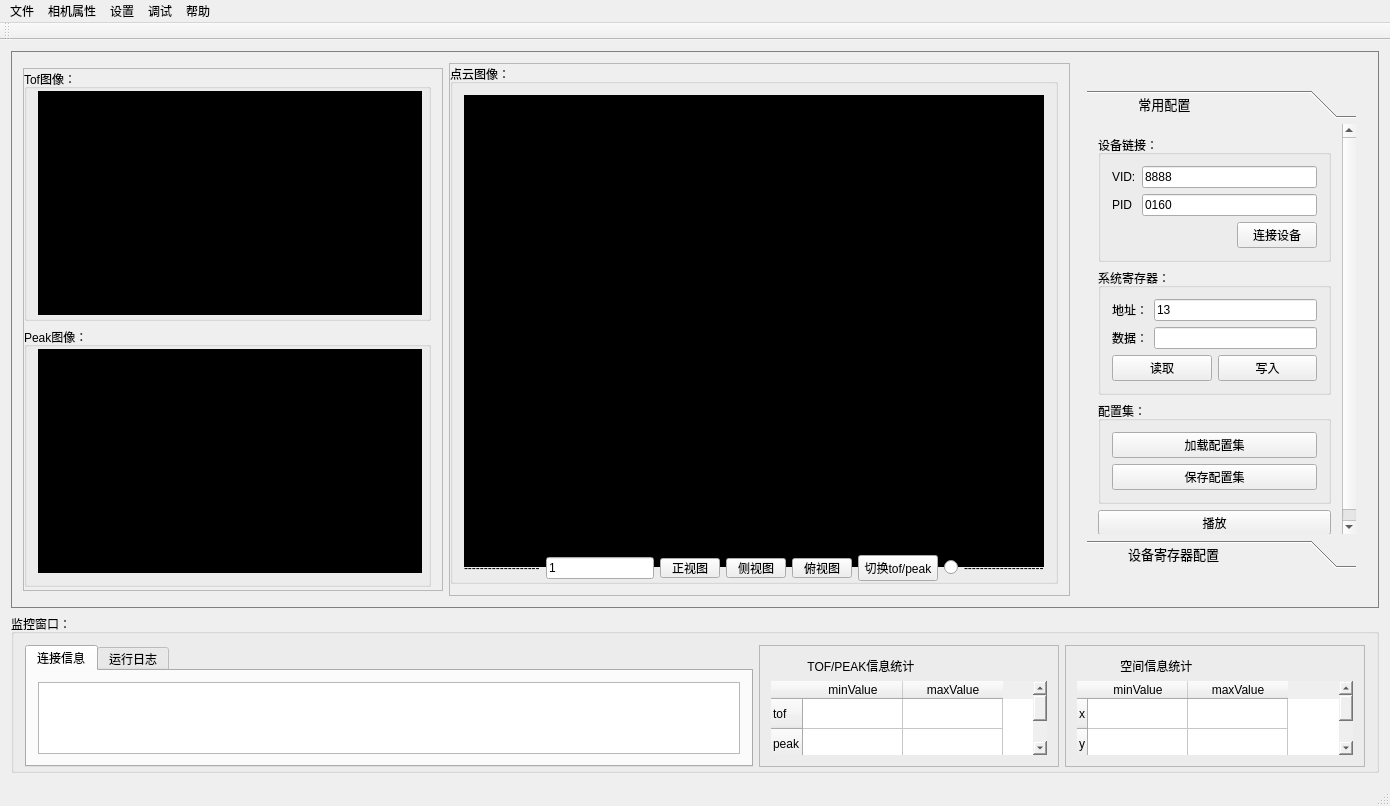
This is mainwindow.ui in heathen557/show3DPointCloud as Qt 5 draws it before an edit. The edited form follows.
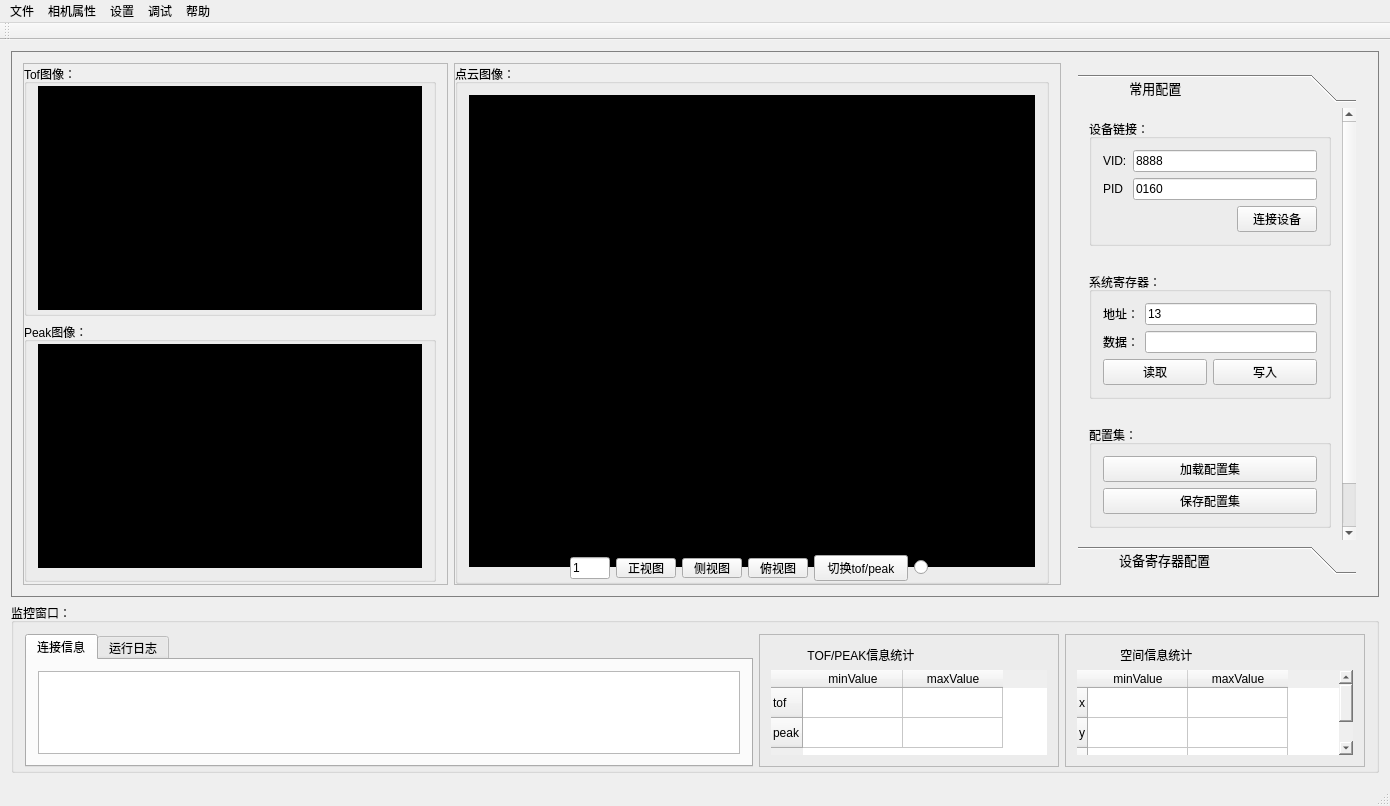
This is the edited form. Icons and pictures are not drawn. Custom widgets are drawn as their Qt base class.

Commit message: 1、修改界面能够自适应最大化版本

Diff of the .ui file:
```diff
--- a/mainwindow.ui
+++ b/mainwindow.ui
@@ -48,10 +48,16 @@
         <layout class="QHBoxLayout" name="horizontalLayout">
          <item>
           <widget class="QFrame" name="frame">
+           <property name="minimumSize">
+            <size>
+             <width>0</width>
+             <height>0</height>
+            </size>
+           </property>
            <property name="maximumSize">
             <size>
-             <width>420</width>
-             <height>523</height>
+             <width>500</width>
+             <height>16777215</height>
             </size>
            </property>
            <property name="styleSheet">
@@ -94,8 +100,8 @@
                    </property>
                    <property name="maximumSize">
                     <size>
-                     <width>384</width>
-                     <height>224</height>
+                     <width>1677512</width>
+                     <height>1677512</height>
                     </size>
                    </property>
                    <property name="styleSheet">
@@ -137,8 +143,8 @@
                    </property>
                    <property name="maximumSize">
                     <size>
-                     <width>384</width>
-                     <height>224</height>
+                     <width>1677512</width>
+                     <height>1677512</height>
                     </size>
                    </property>
                    <property name="styleSheet">
@@ -159,6 +165,18 @@
          </item>
          <item>
           <widget class="QFrame" name="frame_3">
+           <property name="minimumSize">
+            <size>
+             <width>0</width>
+             <height>0</height>
+            </size>
+           </property>
+           <property name="maximumSize">
+            <size>
+             <width>1000</width>
+             <height>16777215</height>
+            </size>
+           </property>
            <property name="styleSheet">
             <string notr="true"/>
            </property>
@@ -186,7 +204,7 @@
               <property name="maximumSize">
                <size>
                 <width>16777215</width>
-                <height>520</height>
+                <height>16777215</height>
                </size>
               </property>
               <property name="styleSheet">
@@ -210,7 +228,7 @@
                  <property name="maximumSize">
                   <size>
                    <width>16777215</width>
-                   <height>500</height>
+                   <height>16777215</height>
                   </size>
                  </property>
                  <property name="styleSheet">
@@ -224,12 +242,18 @@
                  <item>
                   <widget class="QLabel" name="label_6">
                    <property name="text">
-                    <string>-------------------</string>
+                    <string/>
                    </property>
                   </widget>
                  </item>
                  <item>
                   <widget class="QLineEdit" name="gainImage_lineEdit">
+                   <property name="maximumSize">
+                    <size>
+                     <width>40</width>
+                     <height>16777215</height>
+                    </size>
+                   </property>
                    <property name="text">
                     <string>1</string>
                    </property>
@@ -280,6 +304,12 @@
                  </item>
                  <item>
                   <widget class="QPushButton" name="change_pushButton">
+                   <property name="maximumSize">
+                    <size>
+                     <width>100</width>
+                     <height>16777215</height>
+                    </size>
+                   </property>
                    <property name="text">
                     <string>切换tof/peak</string>
                    </property>
@@ -287,6 +317,12 @@
                  </item>
                  <item>
                   <widget class="QRadioButton" name="radioButton">
+                   <property name="maximumSize">
+                    <size>
+                     <width>20</width>
+                     <height>16777215</height>
+                    </size>
+                   </property>
                    <property name="text">
                     <string/>
                    </property>
@@ -295,7 +331,7 @@
                  <item>
                   <widget class="QLabel" name="label_10">
                    <property name="text">
-                    <string>--------------------</string>
+                    <string/>
                    </property>
                   </widget>
                  </item>
@@ -327,7 +363,7 @@
            <property name="maximumSize">
             <size>
              <width>300</width>
-             <height>500</height>
+             <height>16777215</height>
             </size>
            </property>
            <property name="styleSheet">
@@ -350,8 +386,8 @@
                 <rect>
                  <x>0</x>
                  <y>0</y>
-                 <width>262</width>
-                 <height>428</height>
+                 <width>265</width>
+                 <height>461</height>
                 </rect>
                </property>
                <attribute name="label">
@@ -441,12 +477,25 @@
                     </layout>
                    </widget>
                   </item>
+                  <item>
+                   <spacer name="horizontalSpacer_2">
+                    <property name="orientation">
+                     <enum>Qt::Horizontal</enum>
+                    </property>
+                    <property name="sizeHint" stdset="0">
+                     <size>
+                      <width>40</width>
+                      <height>20</height>
+                     </size>
+                    </property>
+                   </spacer>
+                  </item>
                   <item>
                    <widget class="QGroupBox" name="groupBox_6">
                     <property name="maximumSize">
                      <size>
                       <width>16777215</width>
-                      <height>200</height>
+                      <height>1677512</height>
                      </size>
                     </property>
                     <property name="styleSheet">
@@ -510,12 +559,25 @@
                     </layout>
                    </widget>
                   </item>
+                  <item>
+                   <spacer name="horizontalSpacer_3">
+                    <property name="orientation">
+                     <enum>Qt::Horizontal</enum>
+                    </property>
+                    <property name="sizeHint" stdset="0">
+                     <size>
+                      <width>40</width>
+                      <height>20</height>
+                     </size>
+                    </property>
+                   </spacer>
+                  </item>
                   <item>
                    <widget class="QGroupBox" name="groupBox_8">
                     <property name="maximumSize">
                      <size>
                       <width>16777215</width>
-                      <height>200</height>
+                      <height>1677512</height>
                      </size>
                     </property>
                     <property name="title">
@@ -543,6 +605,19 @@
                     </layout>
                    </widget>
                   </item>
+                  <item>
+                   <spacer name="horizontalSpacer_4">
+                    <property name="orientation">
+                     <enum>Qt::Horizontal</enum>
+                    </property>
+                    <property name="sizeHint" stdset="0">
+                     <size>
+                      <width>40</width>
+                      <height>20</height>
+                     </size>
+                    </property>
+                   </spacer>
+                  </item>
                   <item>
                    <layout class="QHBoxLayout" name="horizontalLayout_12">
                     <item>
@@ -550,7 +625,7 @@
                       <property name="maximumSize">
                        <size>
                         <width>16777215</width>
-                        <height>25</height>
+                        <height>30</height>
                        </size>
                       </property>
                       <property name="styleSheet">
@@ -565,6 +640,19 @@
                   </item>
                  </layout>
                 </item>
+                <item row="1" column="0">
+                 <spacer name="verticalSpacer">
+                  <property name="orientation">
+                   <enum>Qt::Vertical</enum>
+                  </property>
+                  <property name="sizeHint" stdset="0">
+                   <size>
+                    <width>138</width>
+                    <height>21</height>
+                   </size>
+                  </property>
+                 </spacer>
+                </item>
                </layout>
               </widget>
               <widget class="QWidget" name="page_2">
@@ -620,10 +708,16 @@
     </item>
     <item row="1" column="0">
      <widget class="QGroupBox" name="groupBox_5">
+      <property name="minimumSize">
+       <size>
+        <width>0</width>
+        <height>170</height>
+       </size>
+      </property>
       <property name="maximumSize">
        <size>
         <width>16777215</width>
-        <height>180</height>
+        <height>500</height>
        </size>
       </property>
       <property name="styleSheet">
@@ -647,7 +741,7 @@
            <property name="maximumSize">
             <size>
              <width>16777215</width>
-             <height>130</height>
+             <height>400</height>
             </size>
            </property>
            <property name="styleSheet">
```
Left out of the diff: 6 changed lines with no effect on the pictures. The commit also changes 4 other files.
